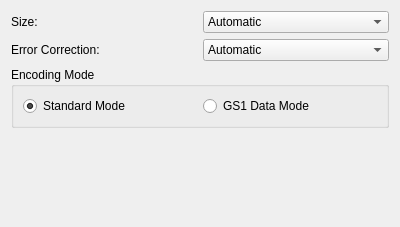
Qt form frontend_qt/grpRMQR.ui (zint/zint) before a commit.
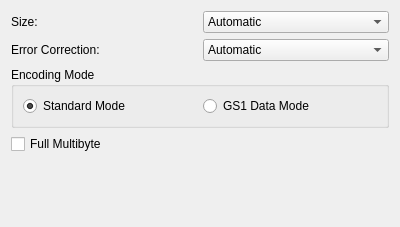
The same form after that commit.

What changed in the file:
```diff
--- a/frontend_qt/grpRMQR.ui
+++ b/frontend_qt/grpRMQR.ui
@@ -294,6 +294,19 @@
      </layout>
     </widget>
    </item>
+   <item>
+    <widget class="QCheckBox" name="chkRMQRFullMultibyte">
+     <property name="text">
+      <string>Full Multibyte</string>
+     </property>
+     <property name="checked">
+      <bool>false</bool>
+     </property>
+     <property name="toolTip">
+      <string>Use Kanji multibyte encoding for binary and Latin data</string>
+     </property>
+    </widget>
+   </item>
    <item>
     <spacer name="verticalSpacer">
      <property name="orientation">
```
